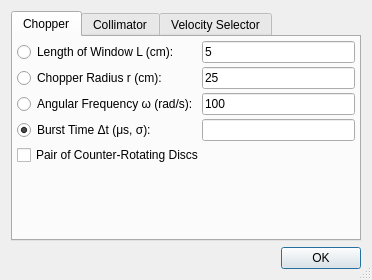
t-weber/takin, file ui/tof.ui: the form before one commit.
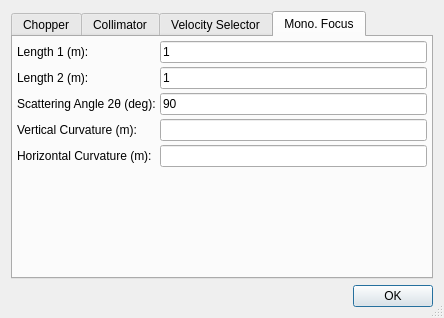
The form after the commit. The open tabs and pages were chosen to show the change.

Commit message: added focus calculation

The edit to the form file:
```diff
--- a/ui/tof.ui
+++ b/ui/tof.ui
@@ -6,8 +6,8 @@
    <rect>
     <x>0</x>
     <y>0</y>
-    <width>372</width>
-    <height>280</height>
+    <width>444</width>
+    <height>318</height>
    </rect>
   </property>
   <property name="windowTitle">
@@ -271,6 +271,108 @@
        </item>
       </layout>
      </widget>
+     <widget class="QWidget" name="tab_4">
+      <attribute name="title">
+       <string>Mono. Focus</string>
+      </attribute>
+      <layout class="QGridLayout" name="gridLayout_5">
+       <property name="margin">
+        <number>4</number>
+       </property>
+       <property name="spacing">
+        <number>4</number>
+       </property>
+       <item row="1" column="1">
+        <widget class="QLineEdit" name="editFocL2">
+         <property name="text">
+          <string>1</string>
+         </property>
+        </widget>
+       </item>
+       <item row="0" column="1">
+        <widget class="QLineEdit" name="editFocL1">
+         <property name="text">
+          <string>1</string>
+         </property>
+        </widget>
+       </item>
+       <item row="4" column="0">
+        <widget class="QLabel" name="label_5">
+         <property name="text">
+          <string>Horizontal Curvature (m):</string>
+         </property>
+        </widget>
+       </item>
+       <item row="3" column="1">
+        <widget class="QLineEdit" name="editFocCurvV">
+         <property name="text">
+          <string/>
+         </property>
+         <property name="readOnly">
+          <bool>true</bool>
+         </property>
+        </widget>
+       </item>
+       <item row="4" column="1">
+        <widget class="QLineEdit" name="editFocCurvH">
+         <property name="text">
+          <string/>
+         </property>
+         <property name="readOnly">
+          <bool>true</bool>
+         </property>
+        </widget>
+       </item>
+       <item row="2" column="0">
+        <widget class="QLabel" name="label_3">
+         <property name="text">
+          <string>Scattering Angle 2θ (deg):</string>
+         </property>
+        </widget>
+       </item>
+       <item row="0" column="0">
+        <widget class="QLabel" name="label">
+         <property name="text">
+          <string>Length 1 (m):</string>
+         </property>
+        </widget>
+       </item>
+       <item row="1" column="0">
+        <widget class="QLabel" name="label_2">
+         <property name="text">
+          <string>Length 2 (m):</string>
+         </property>
+        </widget>
+       </item>
+       <item row="3" column="0">
+        <widget class="QLabel" name="label_4">
+         <property name="text">
+          <string>Vertical Curvature (m):</string>
+         </property>
+        </widget>
+       </item>
+       <item row="2" column="1">
+        <widget class="QLineEdit" name="editFocTT">
+         <property name="text">
+          <string>90</string>
+         </property>
+        </widget>
+       </item>
+       <item row="5" column="0" colspan="2">
+        <spacer name="verticalSpacer_4">
+         <property name="orientation">
+          <enum>Qt::Vertical</enum>
+         </property>
+         <property name="sizeHint" stdset="0">
+          <size>
+           <width>20</width>
+           <height>40</height>
+          </size>
+         </property>
+        </spacer>
+       </item>
+      </layout>
+     </widget>
     </widget>
    </item>
   </layout>
```
Left out of the diff: 5 changed lines with no effect on the pictures. The commit also changes 3 other files.
